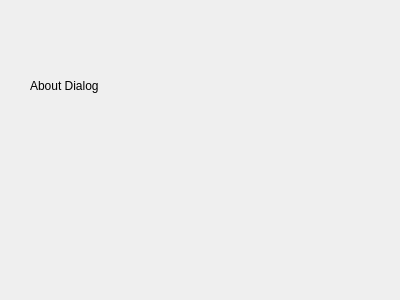
Before: the Qt Designer form resource/aboutdialog.ui in marcoRitter/PackGen, drawn with Qt 5.
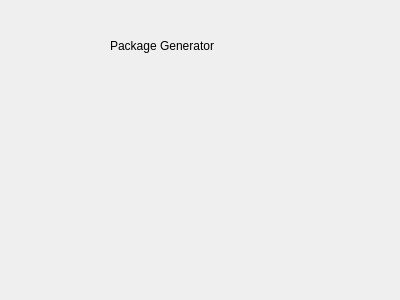
After: the same form once the commit is applied.

Diff of the .ui file:
```diff
--- a/resource/aboutdialog.ui
+++ b/resource/aboutdialog.ui
@@ -16,14 +16,14 @@
   <widget class="QLabel" name="label">
    <property name="geometry">
     <rect>
-     <x>30</x>
+     <x>110</x>
      <y>30</y>
      <width>151</width>
-     <height>111</height>
+     <height>31</height>
     </rect>
    </property>
    <property name="text">
-    <string>About Dialog</string>
+    <string>Package Generator</string>
    </property>
   </widget>
  </widget>
```
